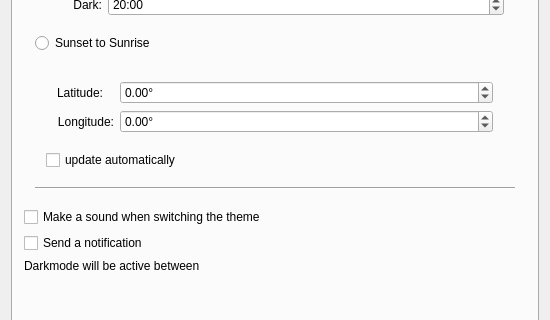
Old version of the form designer/main_window.ui in the repository oskarsh/Yin-Yang; both pictures show x 0 to 550 and y 167 to 487 of the 550 by 800 pixel window.
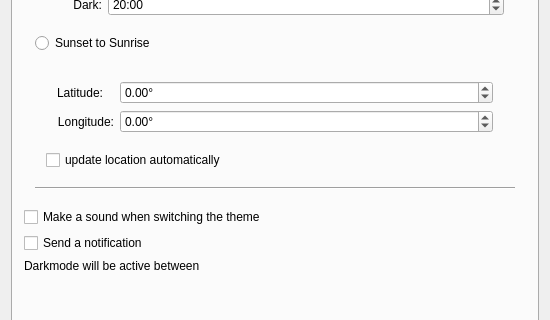
New version of the form. The open tabs and pages were chosen to show the change. Icons and pictures are not drawn.

Commit message:
Improve label of automatic location update checkbox
Fix #159

Diff of the .ui file:
```diff
--- a/designer/main_window.ui
+++ b/designer/main_window.ui
@@ -259,7 +259,7 @@
               <item>
                <widget class="QCheckBox" name="btn_location">
                 <property name="text">
-                 <string>update automatically</string>
+                 <string>update location automatically</string>
                 </property>
                </widget>
               </item>
```
The commit also changes 4 other files.
